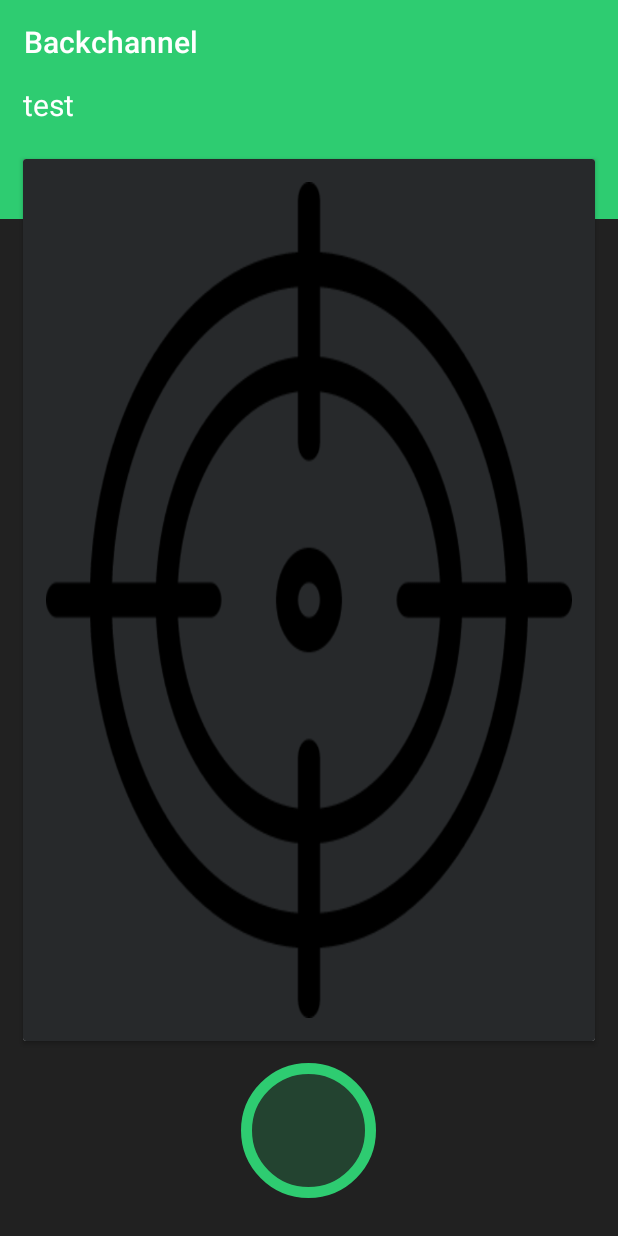
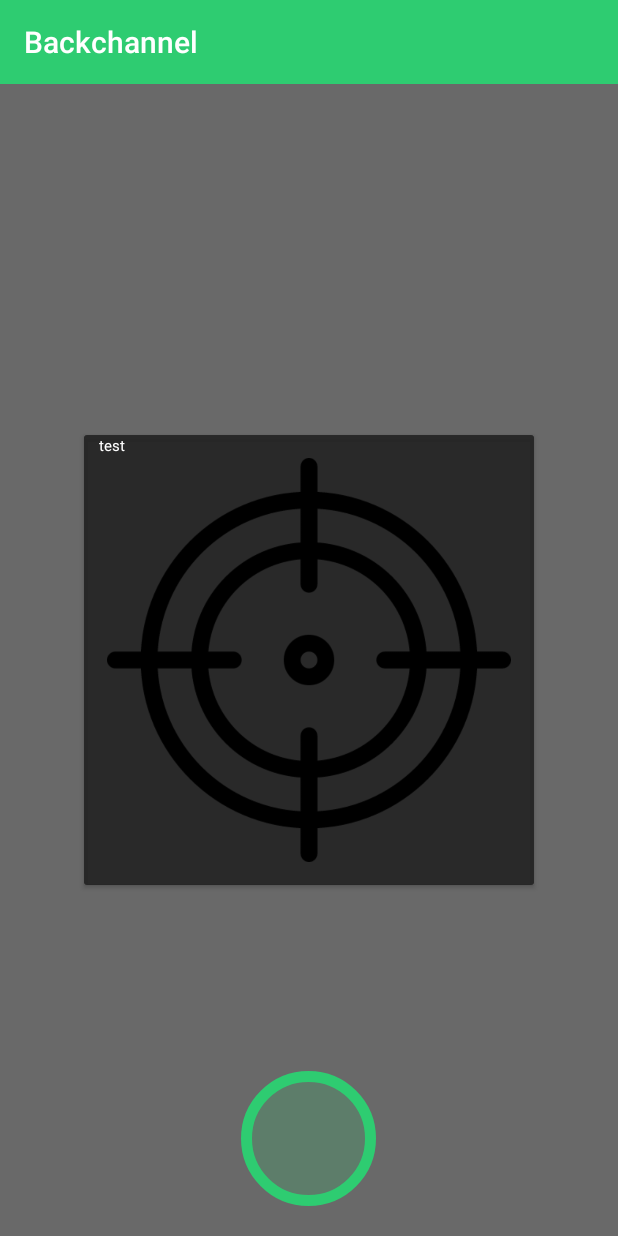
Before and after one commit to thesultanster/Backchannel, an Android app: the screen it shows after launch (MainActivity), on a phone screen of 412 x 824 dp. Run offline under Robolectric (Android 15) with nearby library versions, the phone set to English and light mode, and no system bars; libraries missing offline, so code that uses them is left out: com.journeyapps.barcodescanner, com.leo.simplearcloader; plain views replace CompoundBarcodeView, SimpleArcLoader; 16 statements that could not run were skipped.

Commit message:
ui updates

```diff
--- a/app/build.gradle
+++ b/app/build.gradle
@@ -6,7 +6,7 @@ android {
 
     defaultConfig {
         applicationId "shit.cool.backchannel"
-        minSdkVersion 21
+        minSdkVersion 19
         targetSdkVersion 23
         versionCode 1
         versionName "1.0"
--- a/app/src/main/AndroidManifest.xml
+++ b/app/src/main/AndroidManifest.xml
@@ -11,11 +11,12 @@
         android:icon="@mipmap/ic_launcher"
         android:label="@string/app_name"
         android:supportsRtl="true"
+        android:screenOrientation="portrait"
         android:theme="@style/AppTheme">
         <activity android:name=".MainActivity"
-            android:screenOrientation="fullSensor"
             android:stateNotNeeded="true"
             android:theme="@style/AppTheme"
+            android:screenOrientation="portrait"
             android:windowSoftInputMode="stateAlwaysHidden">
             <intent-filter>
                 <action android:name="android.intent.action.MAIN" />
--- a/app/src/main/java/shit/cool/backchannel/MainActivity.java
+++ b/app/src/main/java/shit/cool/backchannel/MainActivity.java
@@ -6,6 +6,7 @@ import android.content.res.Configuration;
 import android.graphics.Bitmap;
 import android.graphics.BitmapFactory;
 import android.graphics.Color;
+import android.hardware.Camera;
 import android.os.Bundle;
 import android.support.v7.app.ActionBarActivity;
 import android.support.v7.app.AppCompatActivity;
@@ -63,21 +64,19 @@ public class MainActivity extends AppCompatActivity {
     private BarcodeCallback callback = new BarcodeCallback() {
         @Override
         public void barcodeResult(BarcodeResult result) {
-            if (result.getText() != null) {
-                barcodeView.setStatusText(result.getText());
-            }
             //Added preview of scanned barcodef
-            imageView.setImageBitmap(result.getBitmapWithResultPoints(Color.YELLOW));
+            //imageView.setImageBitmap(result.getBitmapWithResultPoints(Color.YELLOW));
 
-            Integer num = Integer.parseInt(result.toString().substring(0, 2));
-            displayText.setText(String.valueOf(num));
+            String resultString = result.toString();
+            Integer num = Integer.parseInt(resultString.substring(0, 2));
 
 
-            if (num >= currentPane) {
+            if (num == currentPane) {
                 currentPane = num + 1;
-                Log.d("result", result.toString());
-                code += result.toString().substring(3);
-                displayText.setText("Completed");
+                Log.d(String.valueOf(num), result.toString());
+                code += resultString.substring(3);
+                displayText.setText(String.valueOf(num));
+                //displayText.setText("Completed");
             } else {
                 //displayText.setText("Scanning");
             }
@@ -123,6 +122,7 @@ public class MainActivity extends AppCompatActivity {
                         Log.d("DOWN", "DOWN");
                         code = "";
                         //screen.setVisibility(View.GONE);
+                        imageView.setImageBitmap(null);
                         smallerarc.setVisibility(View.VISIBLE);
                         inenrArc.setVisibility(View.VISIBLE);
                         outerArc.setVisibility(View.VISIBLE);
@@ -131,7 +131,8 @@ public class MainActivity extends AppCompatActivity {
 
                     case MotionEvent.ACTION_UP:
                         Log.d("UP", code);
-                        displayText.setText(code);
+                        code = code.replaceAll(System.getProperty("line.separator"), "");
+                        //displayText.setText(code);
                         currentPane = 0;
                         imageView.setImageBitmap(StringToBitMap(code));
                         //screen.setVisibility(View.VISIBLE);
--- a/app/src/main/res/layout/activity_main.xml
+++ b/app/src/main/res/layout/activity_main.xml
@@ -25,31 +25,23 @@
         <View
             android:layout_width="match_parent"
             android:layout_height="90dp"
-            android:background="@color/primaryColor" />
+            android:background="@color/background"
+            android:visibility="gone"/>
 
-        <TextView
-            android:id="@+id/displayText"
-            android:layout_width="match_parent"
-            android:layout_height="wrap_content"
-            android:layout_marginLeft="15dp"
-            android:text="test"
-            android:textColor="@color/white"
-            android:textSize="20dp" />
+
 
         <android.support.v7.widget.CardView
-            android:layout_width="match_parent"
-            android:layout_height="match_parent"
-            android:layout_marginBottom="130dp"
-            android:layout_marginLeft="15dp"
-            android:layout_marginRight="15dp"
-            android:layout_marginTop="50dp"
-            android:background="@color/backgroundCard">
+            xmlns:card_view="http://schemas.android.com/apk/res-auto"
+            android:layout_width="300dp"
+            android:layout_height="300dp"
+            android:layout_centerInParent="true"
+            card_view:cardBackgroundColor="@color/background">
 
             <LinearLayout
                 android:layout_width="match_parent"
                 android:layout_height="match_parent"
                 android:orientation="vertical"
-                android:background="@color/backgroundCard">
+                android:background="@color/background">
 
 
                 <RelativeLayout
@@ -60,8 +52,9 @@
                     <ImageView
                         android:id="@+id/barcodePreview"
                         android:layout_width="match_parent"
-                        android:layout_height="match_parent"
+                        android:layout_height="wrap_content"
                         android:layout_centerInParent="true"
+                        android:adjustViewBounds="true"
                         android:layout_margin="15dp"
                         android:background="@drawable/target" />
 
@@ -100,6 +93,16 @@
                         custom:arc_margin="10dp"
                         custom:arc_speed="slow"
                         custom:arc_style="complete_arc"></com.leo.simplearcloader.SimpleArcLoader>
+
+
+                    <TextView
+                        android:id="@+id/displayText"
+                        android:layout_width="match_parent"
+                        android:layout_height="wrap_content"
+                        android:layout_marginLeft="10dp"
+                        android:text="test"
+                        android:textColor="@color/white"
+                        android:textSize="10dp" />
                 </RelativeLayout>
 
 
@@ -116,7 +119,7 @@
         android:layout_height="90dp"
         android:layout_alignParentBottom="true"
         android:layout_centerHorizontal="true"
-        android:layout_marginBottom="25dp"
+        android:layout_marginBottom="20dp"
         android:background="@drawable/circle" />
 
 
--- a/app/src/main/res/values/colors.xml
+++ b/app/src/main/res/values/colors.xml
@@ -15,8 +15,12 @@
     <color name="cloud">#fbfcfc</color>
     <color name="darkCloud">#f0f4f4</color>
 
-    <color name="background">#212121</color>
+
+    <color name="background">#AA212121</color>
     <color name="backgroundCard">#27292b</color>
+    <color name="backgroundTranslucent">#AA212121</color>
+    <color name="backgroundCardTranslucent">#8827292b</color>
+
 
     <color name="flatDarkGreen">#27ae60</color>
     <color name="flatYellow">#f1c40f</color>
```
